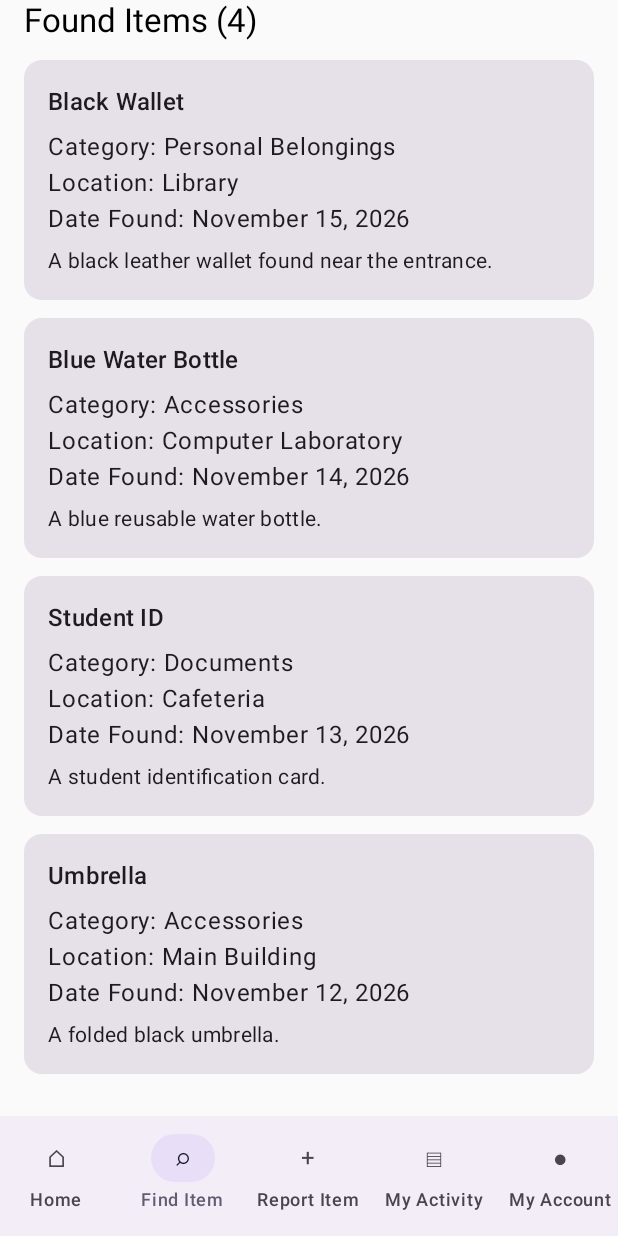
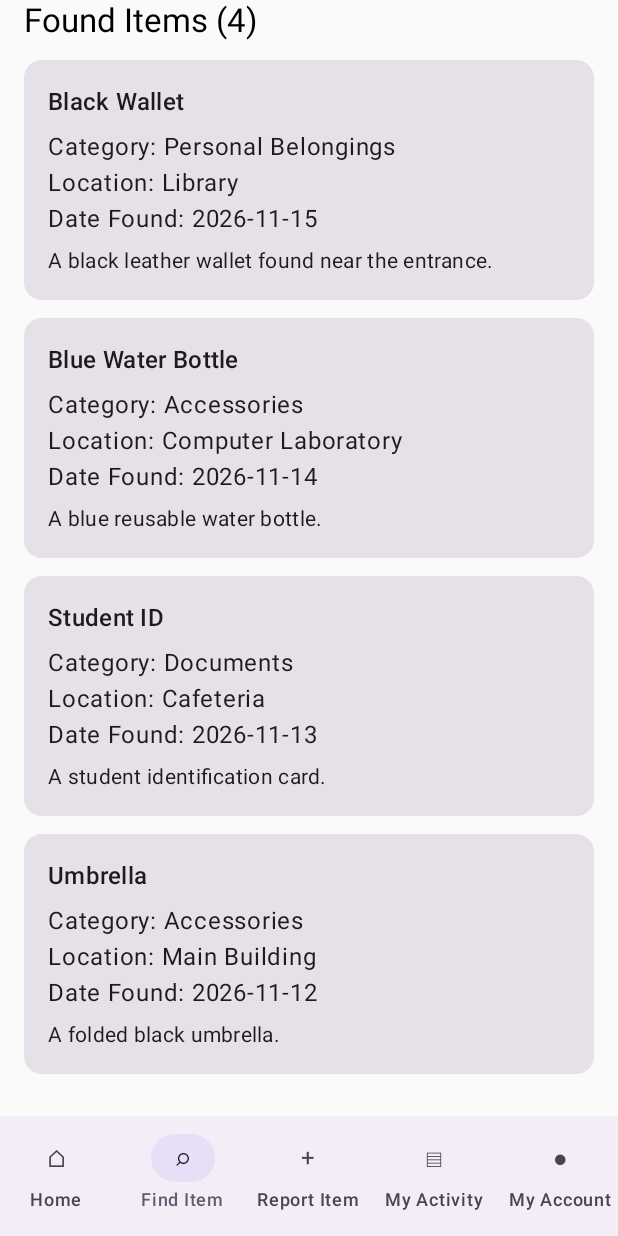
Before and after one commit to dacquelSIT-von/mockup, an Android app built with Jetpack Compose: the screen it shows after launch (MainActivity), item 2 of the bottom bar chosen, scrolled down 440 dp, on a phone screen of 412 x 824 dp. Run offline under Robolectric (Android 15) with nearby library versions, the phone set to English and light mode, and no system bars.

Commit message:
Consolidate FoundItem and model

```diff
--- a/shared/src/commonMain/kotlin/com/example/mockup_mobapp/App.kt
+++ b/shared/src/commonMain/kotlin/com/example/mockup_mobapp/App.kt
@@ -13,7 +13,7 @@ import com.example.mockup_mobapp.ui.screens.FindItemScreen
 import com.example.mockup_mobapp.ui.screens.HomeScreen
 import com.example.mockup_mobapp.ui.screens.ReportItemScreen
 import com.example.mockup_mobapp.ui.screens.ItemDetailsScreen
-import com.example.mockup_mobapp.ui.screens.FoundItem
+import com.example.mockup_mobapp.data.model.FoundItem
 import com.example.mockup_mobapp.ui.screens.MyAccountScreen
 import com.example.mockup_mobapp.ui.screens.MyActivityScreen
 import com.example.mockup_mobapp.ui.screens.ReportProblemScreen
--- a/shared/src/commonMain/kotlin/com/example/mockup_mobapp/data/model/FoundItem.kt
+++ b/shared/src/commonMain/kotlin/com/example/mockup_mobapp/data/model/FoundItem.kt
@@ -7,6 +7,11 @@ enum class ItemStatus {
     RETURNED
 }
 
+enum class ReportType {
+    LOST,
+    FOUND
+}
+
 data class FoundItem(
     val id: String,
     val itemName: String,
@@ -14,5 +19,6 @@ data class FoundItem(
     val description: String,
     val location: String,
     val dateFound: String,
+    val reportType: ReportType = ReportType.FOUND,
     val status: ItemStatus = ItemStatus.AVAILABLE
 )
--- a/shared/src/commonMain/kotlin/com/example/mockup_mobapp/ui/screens/FindItemScreen.kt
+++ b/shared/src/commonMain/kotlin/com/example/mockup_mobapp/ui/screens/FindItemScreen.kt
@@ -28,13 +28,8 @@ import androidx.compose.runtime.setValue
 import androidx.compose.ui.Modifier
 import androidx.compose.ui.unit.dp
 
-data class FoundItem(
-    val name: String,
-    val category: String,
-    val location: String,
-    val date: String,
-    val description: String
-)
+import com.example.mockup_mobapp.data.model.FoundItem
+
 
 @Composable
 fun FindItemScreen(
@@ -44,32 +39,36 @@ fun FindItemScreen(
     val sampleItems = remember {
         listOf(
             FoundItem(
-                "Black Wallet",
-                "Personal Belongings",
-                "Library",
-                "November 15, 2026",
-                "A black leather wallet found near the entrance."
+                id = "sample-1",
+                itemName = "Black Wallet",
+                category = "Personal Belongings",
+                location = "Library",
+                dateFound = "2026-11-15",
+                description = "A black leather wallet found near the entrance."
             ),
             FoundItem(
-                "Blue Water Bottle",
-                "Accessories",
-                "Computer Laboratory",
-                "November 14, 2026",
-                "A blue reusable water bottle."
+                id = "sample-2",
+                itemName = "Blue Water Bottle",
+                category = "Accessories",
+                location = "Computer Laboratory",
+                dateFound = "2026-11-14",
+                description = "A blue reusable water bottle."
             ),
             FoundItem(
-                "Student ID",
-                "Documents",
-                "Cafeteria",
-                "November 13, 2026",
-                "A student identification card."
+                id = "sample-3",
+                itemName = "Student ID",
+                category = "Documents",
+                location = "Cafeteria",
+                dateFound = "2026-11-13",
+                description = "A student identification card."
             ),
             FoundItem(
-                "Umbrella",
-                "Accessories",
-                "Main Building",
-                "November 12, 2026",
-                "A folded black umbrella."
+                id = "sample-4",
+                itemName = "Umbrella",
+                category = "Accessories",
+                location = "Main Building",
+                dateFound = "2026-11-12",
+                description = "A folded black umbrella."
             )
         )
     }
@@ -95,7 +94,7 @@ fun FindItemScreen(
 
     val filteredItems = sampleItems.filter { item ->
         val matchesSearch =
-            item.name.contains(searchQuery, ignoreCase = true) ||
+            item.itemName.contains(searchQuery, ignoreCase = true) ||
                     item.description.contains(searchQuery, ignoreCase = true)
 
         val matchesCategory =
@@ -211,7 +210,7 @@ fun FindItemScreen(
                         modifier = Modifier.padding(16.dp)
                     ) {
                         Text(
-                            text = item.name,
+                            text = item.itemName,
                             style = MaterialTheme.typography.titleMedium
                         )
 
@@ -219,7 +218,7 @@ fun FindItemScreen(
 
                         Text("Category: ${item.category}")
                         Text("Location: ${item.location}")
-                        Text("Date Found: ${item.date}")
+                        Text("Date Found: ${item.dateFound}")
 
                         Spacer(modifier = Modifier.height(6.dp))
 
--- a/shared/src/commonMain/kotlin/com/example/mockup_mobapp/ui/screens/ItemDetailScreen.kt
+++ b/shared/src/commonMain/kotlin/com/example/mockup_mobapp/ui/screens/ItemDetailScreen.kt
@@ -8,7 +8,7 @@ import androidx.compose.runtime.*
 import androidx.compose.ui.Modifier
 import androidx.compose.ui.unit.dp
 
-import com.example.mockup_mobapp.ui.screens.FoundItem
+import com.example.mockup_mobapp.data.model.FoundItem
 
 @Composable
 fun ItemDetailsScreen(
@@ -61,7 +61,7 @@ fun ItemDetailsScreen(
 
         // Item Information
         Text(
-            text = item.name,
+            text = item.itemName,
             style = MaterialTheme.typography.headlineSmall
         )
 
@@ -82,7 +82,7 @@ fun ItemDetailsScreen(
             text = "Date Found",
             style = MaterialTheme.typography.titleMedium
         )
-        Text(item.date)
+        Text(item.dateFound)
 
         Text(
             text = "Description",
--- a/shared/src/commonMain/kotlin/com/example/mockup_mobapp/ui/screens/ReportProblemScreen.kt
+++ b/shared/src/commonMain/kotlin/com/example/mockup_mobapp/ui/screens/ReportProblemScreen.kt
@@ -6,6 +6,8 @@ import androidx.compose.material3.*
 import androidx.compose.runtime.*
 import androidx.compose.ui.Modifier
 import androidx.compose.ui.unit.dp
+
+import com.example.mockup_mobapp.data.model.FoundItem
 
 @Composable
 fun ReportProblemScreen(
@@ -43,7 +45,7 @@ fun ReportProblemScreen(
         )
 
         Text(
-            text = "Item: ${item.name}",
+            text = "Item: ${item.itemName}",
             style = MaterialTheme.typography.titleMedium
         )
 
```
